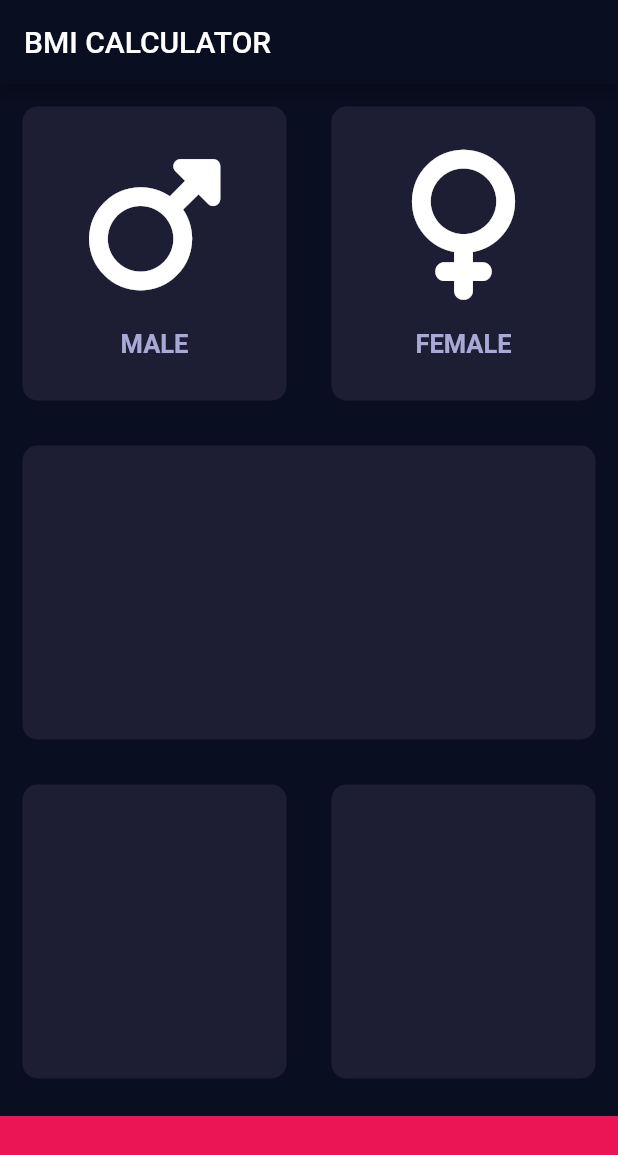
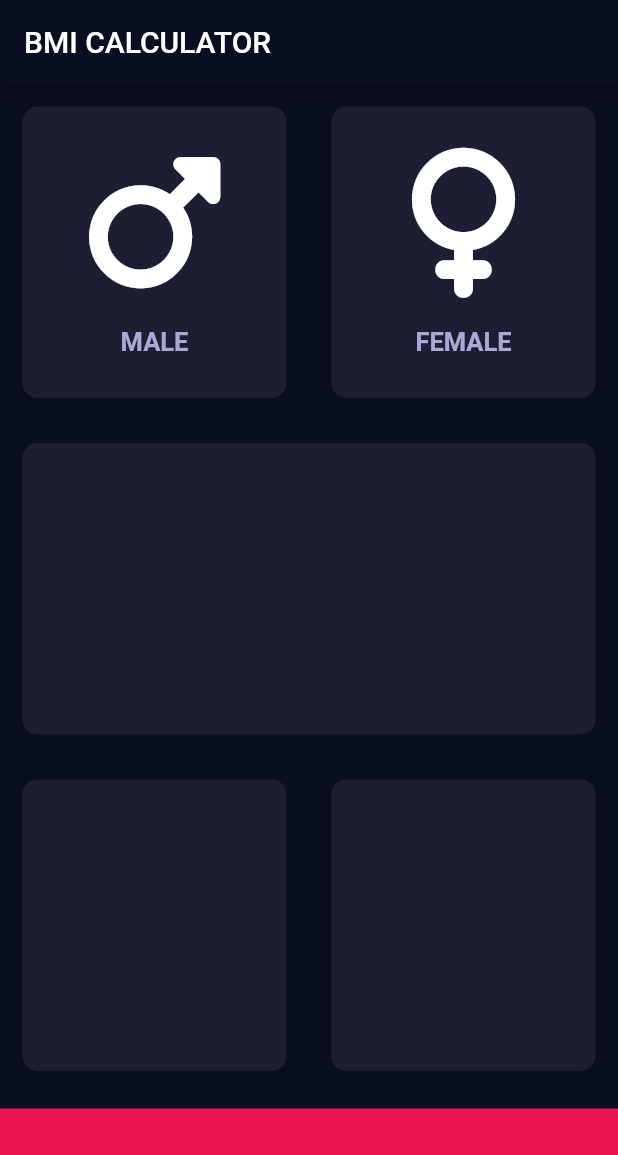
Before and after one commit to londonappbrewery/bmi-calculator-flutter, a Flutter app: the screen it shows after launch, on a phone screen of 412 x 824 dp. Shown: the top 1155 px of the screen. Run offline on Flutter 3.47's test engine with Material 2 defaults, Android fonts, the phone set to English and light mode, and no system bars; our stand-ins replace font_awesome_flutter.

Commit message:
App Updated

```diff
--- a/lib/input_page.dart
+++ b/lib/input_page.dart
@@ -110,7 +110,7 @@ class _InputPageState extends State<InputPage> {
           Container(
             color: bottomContainerColor,
             margin: EdgeInsets.only(top: 10.0),
-            height: 80.0,
+            height: 85.0,
             width: double.infinity,
           ),
         ],
```
